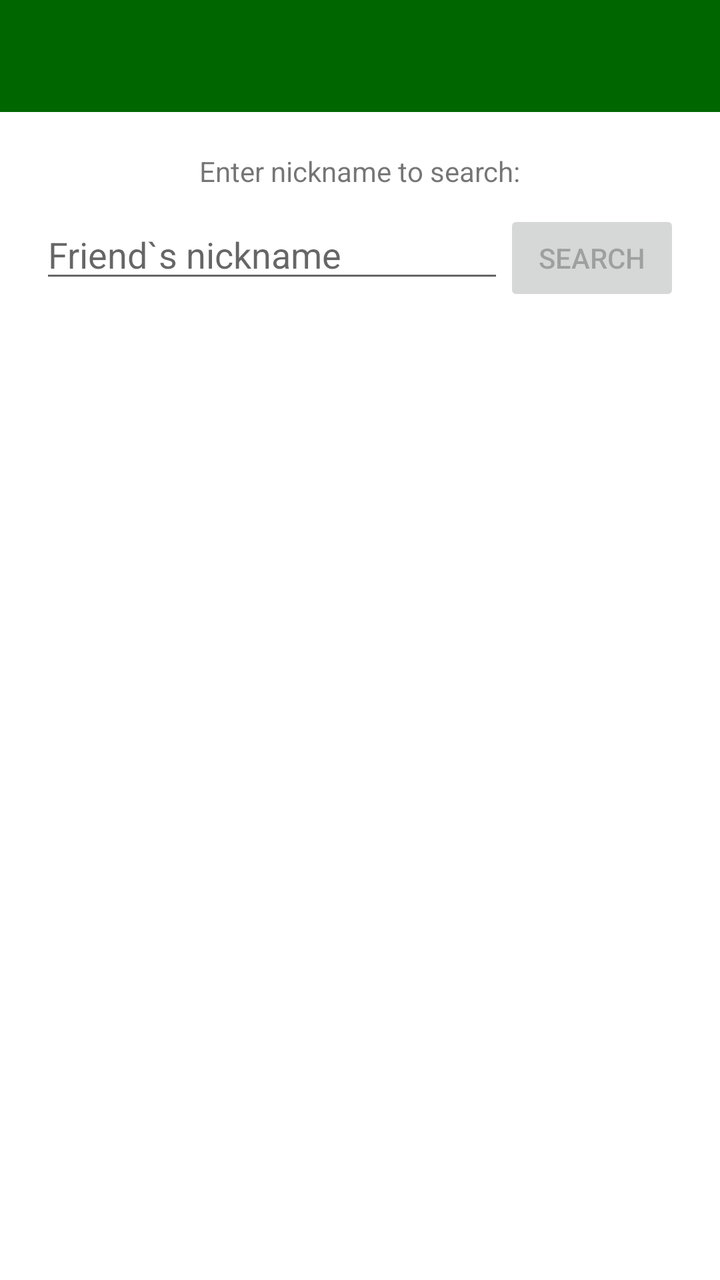
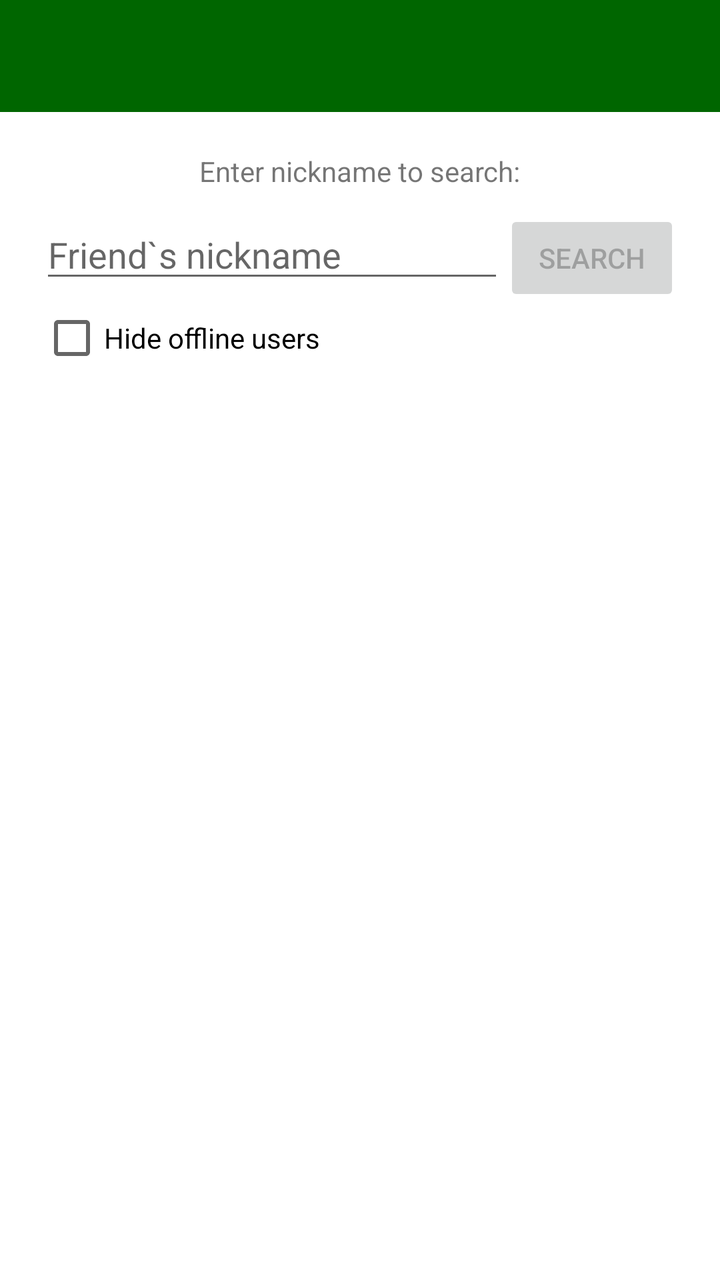

An Android layout rendered at two revisions. The XML below is the earlier revision; the diff shows what the commit changed to produce the second picture.
<!-- AndroidManifest.xml: application theme AppTheme -->
<!-- res/layout/activity_add_friend.xml -->
<?xml version="1.0" encoding="utf-8"?>
<LinearLayout xmlns:android="http://schemas.android.com/apk/res/android"
    xmlns:app="http://schemas.android.com/apk/res-auto"
    android:orientation="vertical"
    android:layout_width="match_parent"
    android:layout_height="match_parent">

    <androidx.appcompat.widget.Toolbar
        android:id="@+id/add_friend_toolbar"
        android:layout_width="match_parent"
        android:layout_height="?attr/actionBarSize"
        android:background="?attr/colorPrimary"
        android:theme="@style/ThemeOverlay.AppCompat.Dark.ActionBar"
        android:title="@string/add_a_friend"
        app:titleTextColor="@color/colorWhite" />

    <LinearLayout
        android:padding="20dp"
        android:layout_width="match_parent"
        android:layout_height="match_parent"
        android:background="@color/colorWhite"
        android:gravity="center"
        android:orientation="vertical">

    <TextView
        android:text="@string/enter_nickname_to_search"
        android:layout_width="wrap_content"
        android:layout_height="wrap_content"/>

    <LinearLayout
        android:layout_width="match_parent"
        android:layout_height="wrap_content"
        android:orientation="horizontal"
        android:layout_marginTop="10dp">

        <EditText
            android:id="@+id/nicknameInput"
            android:layout_width="0dp"
            android:layout_height="wrap_content"
            android:layout_weight="1"
            android:hint="@string/friend_s_nickname"
            android:autofillHints="Enter friend's nickname"
            android:inputType="textPersonName"/>

        <Button
            android:id="@+id/searchButton"
            android:layout_width="wrap_content"
            android:layout_height="wrap_content"
            android:text="@string/search"
            android:enabled="false"/>
    </LinearLayout>

    <androidx.recyclerview.widget.RecyclerView
        android:id="@+id/searchResults"
        android:layout_width="match_parent"
        android:layout_height="0dp"
        android:layout_weight="1"
        android:layout_marginTop="20dp"/>

    <Button
        android:id="@+id/loadMoreButton"
        android:layout_width="wrap_content"
        android:layout_height="wrap_content"
        android:text="@string/load_more"
        android:visibility="gone"
        android:layout_marginTop="8dp"/>

    <TextView
        android:id="@+id/addFriendResult"
        android:layout_width="wrap_content"
        android:layout_height="wrap_content"
        android:text=""
        android:textColor="@color/colorGreenDark"
        android:layout_marginTop="20dp"/>

</LinearLayout>
</LinearLayout>
<!-- resources referenced by this layout -->
<resources>
  <color name="colorGreenDark">#006600</color>
  <color name="colorWhite">#FFFFFF</color>
  <string name="add_a_friend">Add a Friend</string>
  <string name="enter_nickname_to_search">Enter nickname to search:</string>
  <string name="friend_s_nickname">Friend`s nickname</string>
  <string name="load_more">Load more</string>
  <string name="search">Search</string>
  <style name="AppTheme" parent="Theme.AppCompat.Light.NoActionBar">
          <item name="colorPrimary">@color/colorGreenDark</item>
          <item name="colorPrimaryDark">@color/colorGreenDark</item>
          <item name="colorAccent">@color/colorAccent</item>
          
          <item name="android:windowBackground">@color/colorWhite</item>
       </style>
  <color name="colorAccent">#FF4081</color>
</resources>

<!-- the commit's change to res/layout/activity_add_friend.xml (unified diff, before → after) -->
@@ -50,12 +50,19 @@
             android:enabled="false"/>
     </LinearLayout>
 
+    <CheckBox
+        android:id="@+id/onlineOnlyCheckbox"
+        android:layout_width="wrap_content"
+        android:layout_height="wrap_content"
+        android:layout_gravity="start"
+        android:text="@string/online_only" />
+
     <androidx.recyclerview.widget.RecyclerView
         android:id="@+id/searchResults"
         android:layout_width="match_parent"
         android:layout_height="0dp"
         android:layout_weight="1"
-        android:layout_marginTop="20dp"/>
+        android:layout_marginTop="8dp"/>
 
     <Button
         android:id="@+id/loadMoreButton"
<!-- resource entries referenced after the edit -->
@@ -6,6 +6,7 @@
   <string name="enter_nickname_to_search">Enter nickname to search:</string>
   <string name="friend_s_nickname">Friend`s nickname</string>
   <string name="load_more">Load more</string>
+  <string name="online_only">Hide offline users</string>
   <string name="search">Search</string>
   <style name="AppTheme" parent="Theme.AppCompat.Light.NoActionBar">
           <item name="colorPrimary">@color/colorGreenDark</item>
